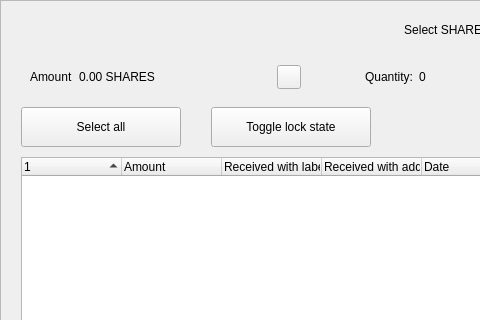
The window that src/qt/forms/coincontroldialog.ui (Cryptosharescoin/shares) describes before a commit, drawn with Qt 5; both pictures show x 0 to 480 and y 0 to 320 of the 1000 by 650 pixel window.
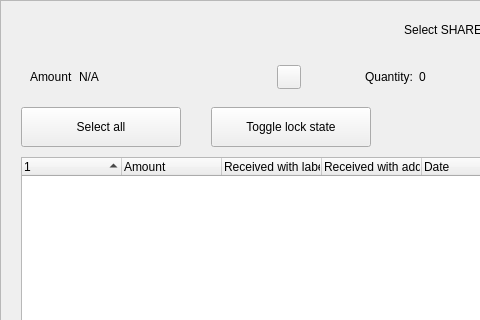
The same window after the commit. Custom widgets are drawn as their Qt base class.

The edit to the form file:
```diff
--- a/src/qt/forms/coincontroldialog.ui
+++ b/src/qt/forms/coincontroldialog.ui
@@ -144,7 +144,7 @@
            <item>
             <widget class="QLabel" name="labelCoinControlAmount">
              <property name="text">
-              <string>0.00 SHARES</string>
+              <string notr="true">N/A</string>
              </property>
             </widget>
            </item>
```
Left out of the diff: 6 changed lines with no effect on the pictures.
